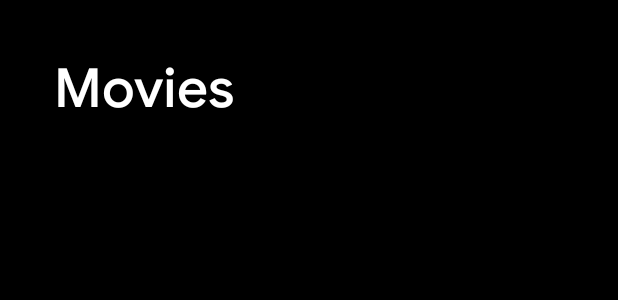
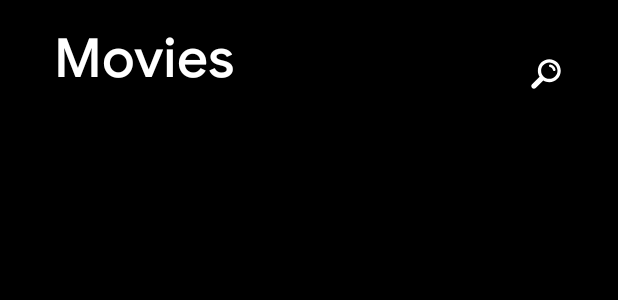
Before and after one commit to mythio/Movii, an Android app: the layout fragment_movies.xml on its own in the app's theme, with its tools: preview values and no code run, on a phone screen of 412 x 824 dp. Shown: the top 300 px of the screen. Run offline under Robolectric (Android 15) with nearby library versions, the phone set to English and light mode, and no system bars; network calls fail.

Commit message:
Converted relative layout to constraint

```diff
--- /dev/null
+++ b/app/src/main/res/drawable/ic_search.xml
@@ -0,0 +1,10 @@
+<vector xmlns:android="http://schemas.android.com/apk/res/android"
+    android:width="24dp"
+    android:height="24dp"
+    android:viewportWidth="500"
+    android:viewportHeight="500">
+    <path
+        android:fillColor="#fff"
+        android:fillType="evenOdd"
+        android:pathData="M306.39,154.09c19.628,4.543 35.244,21.259 39.787,39.523c1.551,8.54 8.998,14.989 17.904,14.989c9.991,0 18.168,-8.175 18.168,-18.17c0,-13.083 -10.991,-32.98 -25.985,-47.881c-14.719,-14.537 -32.252,-24.802 -46.695,-24.802c-9.991,0 -18.172,8.45 -18.172,18.446C291.396,145.094 297.847,152.546 306.39,154.09zM56.629,392.312c-14.09,14.08 -14.09,36.979 0,51.059c14.08,14.092 36.981,14.092 50.965,0l104.392,-104.303c24.347,15.181 53.062,23.991 83.953,23.991c87.857,0 158.995,-71.142 158.995,-158.999c0,-87.854 -71.138,-158.995 -158.995,-158.995c-87.856,0 -158.995,71.141 -158.995,158.995c0,30.802 8.819,59.606 23.992,83.953L56.629,392.312zM182.371,204.06c0,-62.687 50.875,-113.568 113.568,-113.568s113.569,50.881 113.569,113.568c0,62.694 -50.876,113.569 -113.569,113.569S182.371,266.754 182.371,204.06z" />
+</vector>
--- a/app/src/main/res/layout/fragment_movies.xml
+++ b/app/src/main/res/layout/fragment_movies.xml
@@ -1,5 +1,5 @@
 <?xml version="1.0" encoding="utf-8"?>
-<RelativeLayout xmlns:android="http://schemas.android.com/apk/res/android"
+<android.support.constraint.ConstraintLayout xmlns:android="http://schemas.android.com/apk/res/android"
     xmlns:app="http://schemas.android.com/apk/res-auto"
     android:layout_width="match_parent"
     android:layout_height="match_parent"
@@ -10,18 +10,32 @@
         android:layout_width="wrap_content"
         android:layout_height="wrap_content"
         android:layout_marginStart="36dp"
+        android:layout_marginTop="16dp"
+        android:text="Movies"
+        android:textSize="36sp"
+        app:layout_constraintStart_toStartOf="parent"
+        app:layout_constraintTop_toTopOf="parent" />
+
+    <ImageButton
+        android:layout_width="wrap_content"
+        android:layout_height="wrap_content"
         android:layout_marginTop="36dp"
         android:layout_marginEnd="36dp"
-        android:layout_marginBottom="18dp"
-        android:text="Movies"
-        android:textSize="36sp" />
+        android:background="@android:color/transparent"
+        android:src="@drawable/ic_search"
+        app:layout_constraintBottom_toBottomOf="@+id/text_view_label_movie"
+        app:layout_constraintEnd_toEndOf="parent"
+        app:layout_constraintTop_toTopOf="parent" />
 
     <android.support.design.widget.TabLayout
         android:id="@+id/tabs"
         android:layout_width="match_parent"
         android:layout_height="48dp"
         android:layout_below="@+id/text_view_label_movie"
-        android:layout_marginBottom="16dp"
+        android:layout_marginTop="8dp"
+        app:layout_constraintEnd_toEndOf="parent"
+        app:layout_constraintStart_toStartOf="parent"
+        app:layout_constraintTop_toBottomOf="@+id/text_view_label_movie"
         app:tabBackground="@android:color/black"
         app:tabIndicatorColor="@color/pixel_blue"
         app:tabMode="scrollable"
@@ -31,8 +45,14 @@
     <android.support.v4.view.ViewPager
         android:id="@+id/viewpager"
         android:layout_width="match_parent"
-        android:layout_height="match_parent"
+        android:layout_height="0dp"
         android:layout_below="@id/tabs"
-        app:layout_behavior="@string/appbar_scrolling_view_behavior" />
+        android:layout_marginTop="8dp"
+        android:layout_marginBottom="8dp"
+        app:layout_behavior="@string/appbar_scrolling_view_behavior"
+        app:layout_constraintBottom_toBottomOf="parent"
+        app:layout_constraintEnd_toEndOf="parent"
+        app:layout_constraintStart_toStartOf="parent"
+        app:layout_constraintTop_toBottomOf="@+id/tabs" />
 
-</RelativeLayout>
+</android.support.constraint.ConstraintLayout>
```
